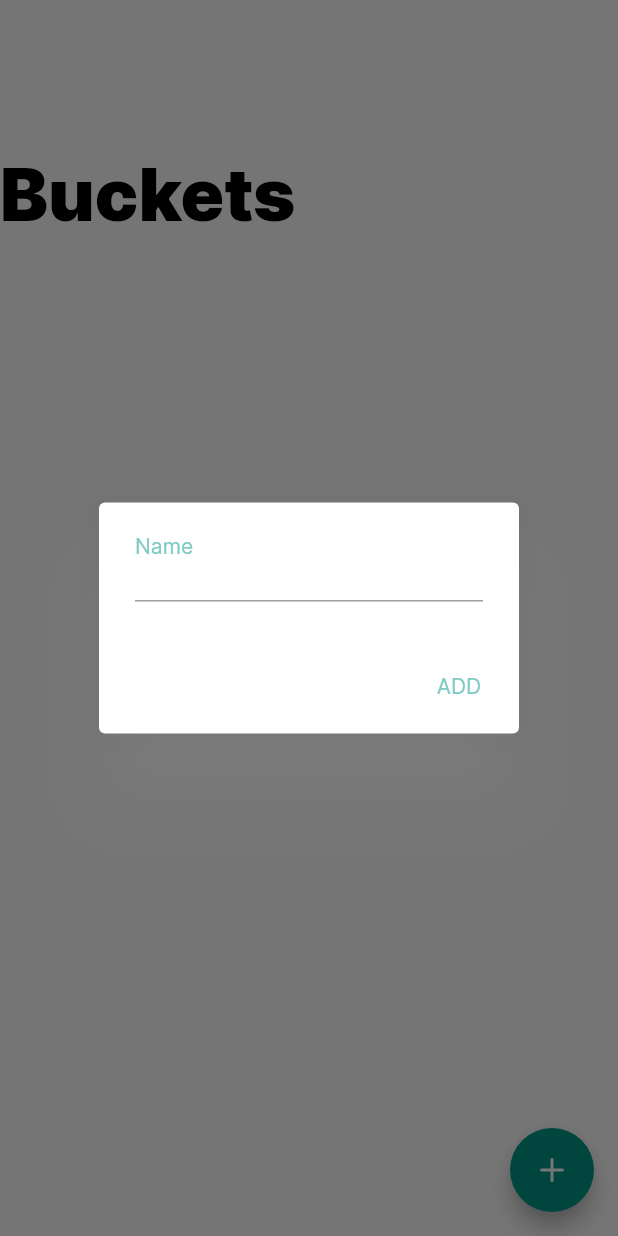
After one commit to arg274/salvare, a Flutter app: the Buckets screen opened directly, after a tap on an icon or button, on a phone screen of 412 x 824 dp. The commit adds this screen. Run offline on Flutter 3.47's test engine with Material 2 defaults, Android fonts, the phone set to English and light mode, and no system bars; our stand-ins replace cached_network_image, cloud_firestore, dropdown_search, firebase_auth, firebase_core, flutter_feather_icons and 6 more; missing offline and left inert: metadata_fetch; accounts and stored records are empty.

Commit message:
Implement buckets UI

```diff
--- a/lib/database/firestore_db.dart
+++ b/lib/database/firestore_db.dart
@@ -181,6 +181,32 @@ class FireStoreDB {
       debugPrint("Error in fetch bucket {$e}");
       return null;
     }
+  }
+
+  Stream<QuerySnapshot<Bucket>> getUserBucketStream() {
+    return FirebaseFirestore.instance
+        .collection(FirebaseAuth.instance.currentUser!.uid)
+        .doc(DatabasePaths.userBucketList)
+        .collection(DatabasePaths.userBucketListBucket)
+        .withConverter<Bucket>(
+            fromFirestore: (snapshot, _) => Bucket.fromJson(snapshot.data()!),
+            toFirestore: (_bucket, _) => _bucket.toJson())
+        .snapshots();
+  }
+
+  Stream<QuerySnapshot<Resource>> getBucketStream(Bucket bucket) {
+    return FirebaseFirestore.instance
+        .collection(FirebaseAuth.instance.currentUser!.uid)
+        .doc(DatabasePaths.userBucketList)
+        .collection(DatabasePaths.userBucketListBucket)
+        .doc(bucket.id)
+        .collection(DatabasePaths.userBucketListBucketResource)
+        .orderBy('dateCreated', descending: true)
+        .withConverter<Resource>(
+          fromFirestore: (snapshot, _) => Resource.fromJson(snapshot.data()!),
+          toFirestore: (_resource, _) => _resource.toJson(),
+        )
+        .snapshots();
   }
 
   void addResourceToBucketDB(String bucketId, Resource resource) async {
--- a/lib/main.dart
+++ b/lib/main.dart
@@ -6,7 +6,7 @@ import 'package:salvare/model/user.dart' as model_user;
 import 'package:salvare/res/custom_colors.dart';
 import 'package:salvare/view/screen/dashboard.dart';
 import 'package:salvare/view/screen/search.dart';
-import 'package:salvare/view/screen/settings.dart';
+import 'package:salvare/view/screen/buckets.dart';
 import 'package:flutter_feather_icons/flutter_feather_icons.dart';
 import 'package:salvare/theme/constants.dart';
 import 'package:salvare/view/screen/sign_in_screen.dart';
@@ -86,7 +86,7 @@ class _DummyPageState extends State<DummyPage> {
   final screens = [
     const Dashboard(),
     const Search(),
-    const Settings(),
+    const Buckets(),
   ];
 
   @override
@@ -152,8 +152,8 @@ class _DummyPageState extends State<DummyPage> {
                   text: 'Search',
                 ),
                 const GButton(
-                  icon: FeatherIcons.settings,
-                  text: 'Settings',
+                  icon: FeatherIcons.shoppingBag,
+                  text: 'Buckets',
                 ),
               ],
               selectedIndex: screenIndex,
--- a/lib/model/bucket.dart
+++ b/lib/model/bucket.dart
@@ -1,3 +1,6 @@
+import 'dart:convert';
+
+import 'package:crypto/crypto.dart';
 import 'package:json_annotation/json_annotation.dart';
 
 part 'bucket.g.dart';
@@ -20,9 +23,11 @@ class Bucket {
       required this.dateUpdated});
 
   // Named constructor that forwards to the default one.
-  Bucket.unlaunched(String id, String name, String user)
+  Bucket.unlaunched(String name, String user)
       : this(
-            id: id,
+            id: md5
+                .convert(utf8.encode(name + DateTime.now().toString()))
+                .toString(),
             name: name,
             users: [user],
             dateCreated: DateTime.now(),
--- a/lib/theme/constants.dart
+++ b/lib/theme/constants.dart
@@ -7,6 +7,7 @@ var primaryColorLight = Colors.teal[100]!;
 
 TextTheme textTheme = const TextTheme(
   headline1: TextStyle(fontSize: 48.0, fontWeight: FontWeight.w900),
+  headline4: TextStyle(fontSize: 24.0, fontWeight: FontWeight.w900),
   bodyText1: TextStyle(fontSize: 14.0, fontWeight: FontWeight.w400),
   headline6: TextStyle(fontSize: 16.0, fontWeight: FontWeight.w600),
 ).fixFontFamily();
--- /dev/null
+++ b/lib/view/screen/buckets.dart
@@ -0,0 +1,132 @@
+import 'package:cloud_firestore/cloud_firestore.dart';
+import 'package:flutter/material.dart';
+import 'package:flutter_feather_icons/flutter_feather_icons.dart';
+import 'package:salvare/controller/bucket_controller.dart';
+import 'package:salvare/database/firestore_db.dart';
+import 'package:salvare/model/bucket.dart';
+import 'package:salvare/theme/constants.dart';
+
+import 'bucket_resources.dart';
+
+class Buckets extends StatefulWidget {
+  const Buckets({Key? key}) : super(key: key);
+
+  @override
+  State<Buckets> createState() => _BucketsState();
+}
+
+class _BucketsState extends State<Buckets> {
+  BucketController bucketController = BucketController();
+
+  Future<void> showAddBucketDialogue(BuildContext context) async {
+    final _formkey = GlobalKey<FormState>();
+    final TextEditingController _bucketTEC = TextEditingController();
+    return await showDialog(
+        context: context,
+        builder: (context) {
+          return AlertDialog(
+            backgroundColor: Theme.of(context).scaffoldBackgroundColor,
+            actions: <Widget>[
+              TextButton(
+                  onPressed: () => {
+                        if (_formkey.currentState!.validate())
+                          {
+                            bucketController.addBucket(_bucketTEC.text),
+                            Navigator.of(context).pop()
+                          }
+                      },
+                  child: Text(
+                    'ADD',
+                    style:
+                        Theme.of(context).textTheme.buttonText.fixFontFamily(),
+                  ))
+            ],
+            content: Form(
+              key: _formkey,
+              child: Column(
+                crossAxisAlignment: CrossAxisAlignment.start,
+                mainAxisSize: MainAxisSize.min,
+                children: [
+                  Text(
+                    'Name',
+                    style:
+                        Theme.of(context).textTheme.formLabel.fixFontFamily(),
+                  ),
+                  TextFormField(
+                    controller: _bucketTEC,
+                    onChanged: (category) => {},
+                    decoration: const InputDecoration(
+                      isDense: true,
+                      contentPadding: EdgeInsets.symmetric(vertical: 5.0),
+                    ),
+                    validator: (bucketName) {
+                      return bucketController.validateBucket(bucketName);
+                    },
+                  ),
+                ],
+              ),
+            ),
+          );
+        });
+  }
+
+  @override
+  Widget build(BuildContext context) => Scaffold(
+        floatingActionButton: FloatingActionButton(
+          heroTag: 'bucketBtn',
+          child: const Icon(FeatherIcons.plus),
+          onPressed: () => showAddBucketDialogue(context),
+        ),
+        body: StreamBuilder<QuerySnapshot<Bucket>>(
+          stream: FireStoreDB().getUserBucketStream(),
+          builder: (context, snapshot) {
+            if (snapshot.hasError) {
+              debugPrint("Error! ${snapshot.error.toString()}");
+              return const Text("Something Went Wrong");
+            } else if (snapshot.hasData) {
+              try {
+                debugPrint("Firebase resource stream successfull");
+                var buckets = snapshot.data!.docs.map((e) => e.data()).toList();
+                return ListView.builder(
+                    itemCount: buckets.length + 1,
+                    itemBuilder: (context, index) {
+                      if (index == 0) {
+                        return Column(
+                            crossAxisAlignment: CrossAxisAlignment.start,
+                            children: <Widget>[
+                              const SizedBox(height: 100.0),
+                              Text(
+                                "Buckets",
+                                style: Theme.of(context).textTheme.headline1,
+                              ),
+                              const SizedBox(height: 40.0),
+                            ]);
+                      }
+                      return InkWell(
+                        child: ListTile(
+                          onTap: () => Navigator.push(
+                              context,
+                              MaterialPageRoute(
+                                  builder: (context) => BucketResources(
+                                      bucket: buckets[index - 1]))),
+                          title: Text(
+                            buckets[index - 1].name,
+                            style: Theme.of(context).textTheme.headline6,
+                          ),
+                          subtitle: Text(
+                            '${buckets[index - 1].users.length} user(s)',
+                            style: Theme.of(context).textTheme.bodyText1,
+                          ),
+                        ),
+                      );
+                    });
+              } catch (err) {
+                return Text("Error Occured while fetching resource $err");
+              }
+            } else {
+              return const Center(child: CircularProgressIndicator());
+            }
+          },
+        ),
+      );
+}
```
Also changed, not shown: lib/controller/bucket_controller.dart (+13 -9 lines), lib/view/screen/bucket_resources.dart (added, +58 -0 lines), lib/view/screen/settings.dart (deleted, +0 -10 lines).
